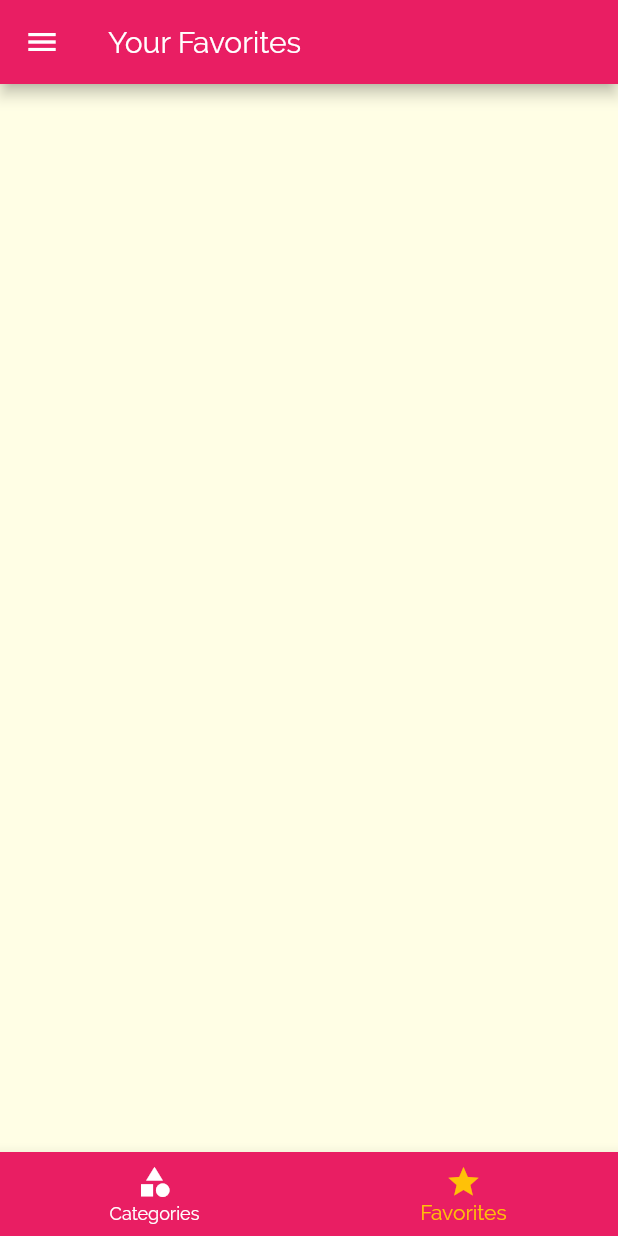
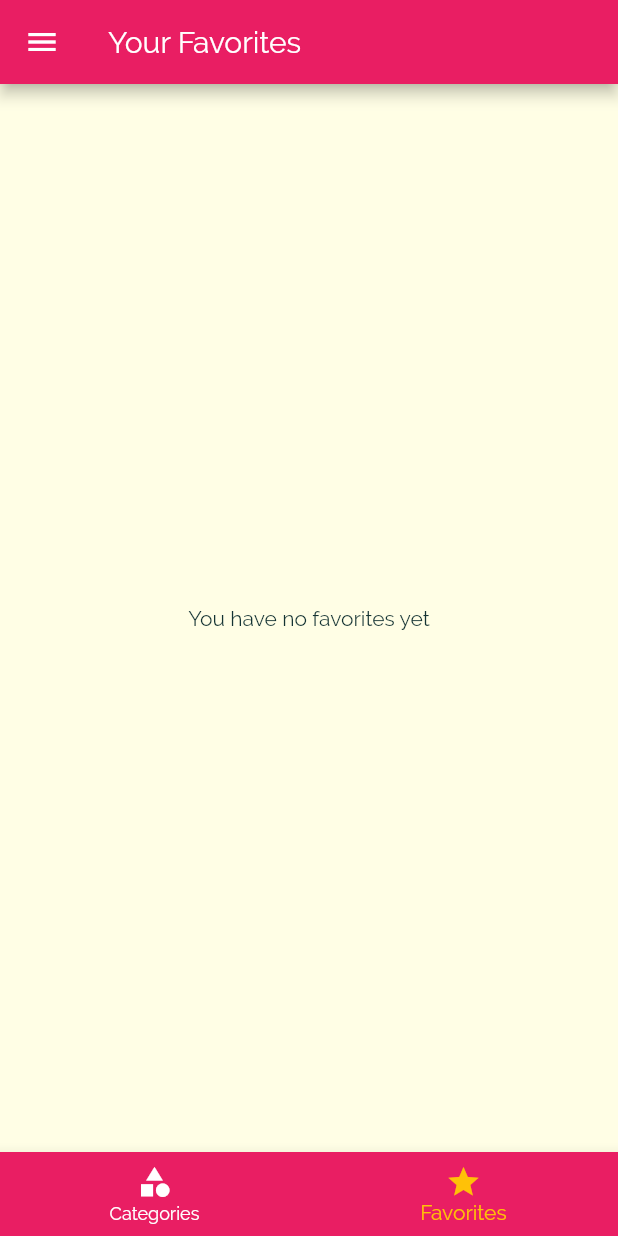
Before and after one commit to Snirdude/MealsApp, a Flutter app: the screen it shows after launch, item 2 of the bottom bar chosen, on a phone screen of 412 x 824 dp. Run offline on Flutter 3.47's test engine with Material 2 defaults, Android fonts, the phone set to English and light mode, and no system bars.

Commit message:
End of section 7.

```diff
--- a/lib/main.dart
+++ b/lib/main.dart
@@ -21,29 +21,46 @@ class _MyAppState extends State<MyApp> {
     'vegan': false,
     'vegetarian': false,
   };
-
   List<Meal> _availableMeals = DUMMY_MEALS;
+  List<Meal> _favoriteMeals = [];
 
   void _setFilters(Map<String, bool> filterData) {
     setState(() {
       _filters = filterData;
 
       _availableMeals = DUMMY_MEALS.where((meal) {
-        if(_filters['gluten'] && !meal.isGlutenFree) {
+        if (_filters['gluten'] && !meal.isGlutenFree) {
           return false;
         }
-        if(_filters['lactose'] && !meal.isLactoseFree) {
+        if (_filters['lactose'] && !meal.isLactoseFree) {
           return false;
         }
-        if(_filters['vegan'] && !meal.isVegan) {
+        if (_filters['vegan'] && !meal.isVegan) {
           return false;
         }
-        if(_filters['vegetarian'] && !meal.isVegetarian) {
+        if (_filters['vegetarian'] && !meal.isVegetarian) {
           return false;
         }
         return true;
       }).toList();
     });
+  }
+
+  void _toggleFavorite(String mealId) {
+    final index = _favoriteMeals.indexWhere((meal) => meal.id == mealId);
+    if (index >= 0) {
+      setState(() {
+        _favoriteMeals.removeAt(index);
+      });
+    } else {
+      setState(() {
+        _favoriteMeals.add(DUMMY_MEALS.firstWhere((meal) => meal.id == mealId));
+      });
+    }
+  }
+
+  bool _isMealFavorite(String id){
+    return _favoriteMeals.any((meal) => meal.id == id);
   }
 
   @override
@@ -69,10 +86,11 @@ class _MyAppState extends State<MyApp> {
               ),
             ),
       ),
-      home: TabsScreen(),
+      home: TabsScreen(_favoriteMeals),
       routes: {
-        CategoryMealsScreen.routeName: (ctx) => CategoryMealsScreen(_availableMeals),
-        MealDetailScreen.routeName: (ctx) => MealDetailScreen(),
+        CategoryMealsScreen.routeName: (ctx) =>
+            CategoryMealsScreen(_availableMeals),
+        MealDetailScreen.routeName: (ctx) => MealDetailScreen(_toggleFavorite, _isMealFavorite),
         FiltersScreen.routeName: (ctx) => FiltersScreen(_filters, _setFilters),
       },
     );
--- a/lib/screens/category_meals_screen.dart
+++ b/lib/screens/category_meals_screen.dart
@@ -51,7 +51,6 @@ class _CategoryMealsScreenState extends State<CategoryMealsScreen> {
             duration: displayedMeals[index].duration,
             complexity: displayedMeals[index].complexity,
             affordability: displayedMeals[index].affordability,
-            removeItem: _removeMeal,
           );
         },
         itemCount: displayedMeals.length,
--- a/lib/screens/favorites_screen.dart
+++ b/lib/screens/favorites_screen.dart
@@ -1,11 +1,32 @@
 import 'package:flutter/material.dart';
+import 'package:meals_app/models/meal.dart';
+import 'package:meals_app/widgets/meal_item.dart';
 
 class FavoritesScreen extends StatelessWidget {
+  final List<Meal> favoriteMeals;
+
+  FavoritesScreen(this.favoriteMeals);
 
   @override
   Widget build(BuildContext context) {
-    return Container(
-
-    );
+    if(favoriteMeals.isEmpty) {
+      return Center(
+        child: Text('You have no favorites yet'),
+      );
+    } else {
+      return ListView.builder(
+        itemBuilder: (ctx, index) {
+          return MealItem(
+            id: favoriteMeals[index].id,
+            title: favoriteMeals[index].title,
+            imageUrl: favoriteMeals[index].imageUrl,
+            duration: favoriteMeals[index].duration,
+            complexity: favoriteMeals[index].complexity,
+            affordability: favoriteMeals[index].affordability,
+          );
+        },
+        itemCount: favoriteMeals.length,
+      );
+    }
   }
 }
--- a/lib/screens/tabs_screen.dart
+++ b/lib/screens/tabs_screen.dart
@@ -1,25 +1,36 @@
 import 'package:flutter/material.dart';
+import 'package:meals_app/models/meal.dart';
 import 'package:meals_app/screens/categories_screen.dart';
 import 'package:meals_app/screens/favorites_screen.dart';
 import 'package:meals_app/widgets/main_drawer.dart';
 
 class TabsScreen extends StatefulWidget {
+  final List<Meal> favoriteMeals;
+
+  TabsScreen(this.favoriteMeals);
+
   @override
   _TabsScreenState createState() => _TabsScreenState();
 }
 
 class _TabsScreenState extends State<TabsScreen> {
-  final List<Map<String, Object>> _pages = [
+  List<Map<String, Object>> _pages;
+  int _selectedPageIndex = 0;
+
+  @override
+  void initState() {
+    _pages = [
       {
         'page': CategoriesScreen(),
         'title': 'Categories',
       },
       {
-      'page': FavoritesScreen(),
+        'page': FavoritesScreen(widget.favoriteMeals),
         'title': 'Your Favorites',
       },
     ];
-  int _selectedPageIndex = 0;
+    super.initState();
+  }
 
   void _selectPage(int index) {
     setState(() {
```
Also changed, not shown: lib/screens/meal_detail_screen.dart (+7 -4 lines), lib/widgets/meal_item.dart (+1 -7 lines). Lines whose indentation alone changed are shown as unchanged.
